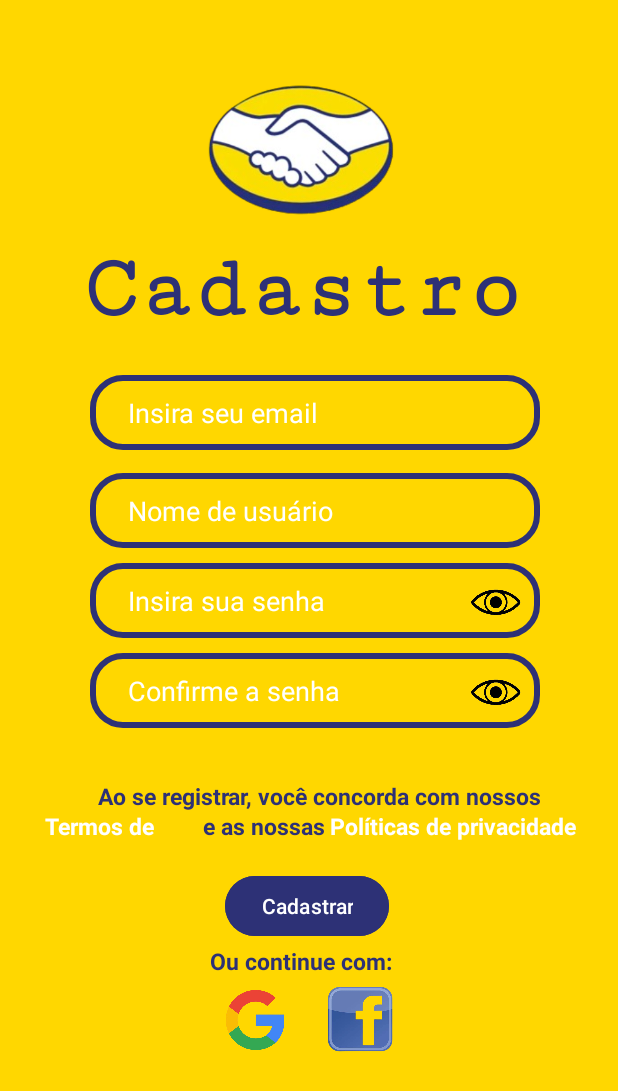
After one commit to lanninha/App23-07, an Android app: the Cadastro screen opened directly, with no data from a screen before it, on a phone screen of 412 x 824 dp. The commit adds this screen. Shown: the top 1091 px of the screen. Run offline under Robolectric (Android 15) with nearby library versions, the phone set to English and light mode, and no system bars.

Commit message:
Funcionalidades adicionadas

```diff
--- /dev/null
+++ b/app/src/main/java/com/example/dia11/Cadastro.kt
@@ -0,0 +1,123 @@
+package com.example.dia11
+
+import android.graphics.Color
+import android.os.Bundle
+import android.text.method.HideReturnsTransformationMethod
+import android.text.method.PasswordTransformationMethod
+import android.util.Patterns
+import android.widget.Button
+import android.widget.EditText
+import android.widget.ImageView
+import android.widget.Toast
+import androidx.appcompat.app.AppCompatActivity
+import java.io.File
+import java.io.IOException
+import java.time.LocalDateTime
+
+class Cadastro : AppCompatActivity() {
+
+    private lateinit var inserirEmail: EditText
+    private lateinit var inserirSenha: EditText
+    private lateinit var inserirNome: EditText
+    private lateinit var botaoCadastrar: Button
+    private lateinit var textoSenha1: EditText
+    private lateinit var textoSenha2: EditText
+    private lateinit var imagemMostrarSenha1: ImageView
+    private lateinit var imagemMostarSenha2 : ImageView
+
+    private var senhaVisivel1:Boolean = false
+    private var senhaVisivel2:Boolean = false
+
+    override fun onCreate(savedInstanceState: Bundle?) {
+        super.onCreate(savedInstanceState)
+        setContentView(R.layout.activity_cadastro)
+
+        supportActionBar?.hide()
+        window.statusBarColor = Color.parseColor("#2D3176")
+
+        textoSenha1 = findViewById(R.id.senhaCadastro)
+        imagemMostrarSenha1 = findViewById(R.id.olho_aberto1)
+        textoSenha2 = findViewById(R.id.senhaCadastro2)
+        imagemMostarSenha2 = findViewById(R.id.olho_aberto2)
+
+        imagemMostrarSenha1.setOnClickListener {
+            senhaVisivel1 = !senhaVisivel1
+            alternarVisibilidadeSenha(textoSenha1,imagemMostrarSenha1,senhaVisivel1)
+        }
+
+        imagemMostarSenha2.setOnClickListener {
+            senhaVisivel2 = !senhaVisivel2
+            alternarVisibilidadeSenha(textoSenha2 , imagemMostarSenha2,senhaVisivel2)
+        }
+
+
+        inserirEmail = findViewById(R.id.emailCadastro)
+        inserirSenha = findViewById(R.id.senhaCadastro)
+        inserirNome = findViewById(R.id.nomeUsario)
+        botaoCadastrar = findViewById(R.id.cadastrar)
+
+        botaoCadastrar.setOnClickListener {
+            val email = inserirEmail.text.toString().trim()
+            val senha = inserirSenha.text.toString().trim()
+            val nome = inserirNome.text.toString().trim()
+
+            if (email.isEmpty() || senha.isEmpty() || nome.isEmpty()) {
+                Toast.makeText(this, "Por favor, preencha todos os campos.", Toast.LENGTH_SHORT)
+                    .show()
+                return@setOnClickListener
+            }
+
+            if (!isValidEmail(email)) {
+                Toast.makeText(this, "Email inválido.", Toast.LENGTH_SHORT).show()
+                return@setOnClickListener
+            }
+            cadastrarUsuario(email, senha, nome)
+        }
+    }
+
+    private fun cadastrarUsuario(email: String, senha: String, nome: String) {
+        val file = File(filesDir, "usuarios.txt")
+
+        try {
+            if (file.exists()) {
+                if (file.readLines().any { it.split(",").getOrNull(0) == email }) {
+                    Toast.makeText(
+                        this,
+                        "Usuário com este email já cadastrado.",
+                        Toast.LENGTH_SHORT
+                    ).show()
+                    return
+                }
+            }
+
+            file.appendText("$email,$senha,$nome\n")
+            Toast.makeText(this, "Usuário cadastrado com sucesso.", Toast.LENGTH_SHORT).show()
+
+            inserirEmail.text.clear()
+            inserirSenha.text.clear()
+            inserirNome.text.clear()
+
+        } catch (e: IOException) {
+            Toast.makeText(this, "Erro ao cadastrar usuário.", Toast.LENGTH_SHORT).show()
+            e.printStackTrace()
+        }
+    }
+
+    private fun isValidEmail(email: String): Boolean {
+        return Patterns.EMAIL_ADDRESS.matcher(email).matches()
+    }
+
+    private fun alternarVisibilidadeSenha(textoSenha :EditText, imagemMostrarSenha: ImageView, senhaVisivel:Boolean) {
+        if (senhaVisivel) {
+            // Mostrar senha
+            textoSenha.transformationMethod = HideReturnsTransformationMethod.getInstance()
+            imagemMostrarSenha.setImageResource(R.drawable.olho_aberto)
+        } else {
+            // Esconder senha
+            textoSenha.transformationMethod = PasswordTransformationMethod.getInstance()
+            imagemMostrarSenha.setImageResource(R.drawable.olho_fechado)
+        }
+
+        textoSenha.setSelection(textoSenha.text.length)
+    }
+}
--- a/app/src/main/java/com/example/dia11/MainActivity.kt
+++ b/app/src/main/java/com/example/dia11/MainActivity.kt
@@ -27,7 +27,7 @@ class MainActivity : AppCompatActivity() {
 
         setContentView(R.layout.activity_main)
         Handler(Looper.getMainLooper()).postDelayed({
-            val intent = Intent(this,SegundaTela ::class.java)
+            val intent = Intent(this,Login ::class.java)
             startActivity(intent)
             finish()
         }, 3000)
--- /dev/null
+++ b/app/src/main/java/com/example/dia11/User.kt
@@ -0,0 +1,3 @@
+package com.example.dia11
+
+data class Usuario(val email: String, val senha: String, val nome: String)
--- /dev/null
+++ b/app/src/main/res/layout/activity_cadastro.xml
@@ -0,0 +1,179 @@
+<?xml version="1.0" encoding="utf-8"?>
+<RelativeLayout xmlns:android="http://schemas.android.com/apk/res/android"
+    xmlns:app="http://schemas.android.com/apk/res-auto"
+    xmlns:tools="http://schemas.android.com/tools"
+    android:id="@+id/main"
+    android:layout_width="match_parent"
+    android:layout_height="match_parent"
+    android:background="@color/AmareloDinâmico"
+    tools:context=".Cadastro">
+
+    <ImageView
+        android:id="@+id/logo"
+        android:layout_width="400dp"
+        android:layout_height="500dp"
+        android:layout_marginTop="-150dp"
+        android:src="@drawable/logo_app" />
+
+    <TextView
+        android:layout_width="wrap_content"
+        android:layout_height="wrap_content"
+        android:text="Cadastro"
+        android:textSize="60dp"
+        android:fontFamily="serif-monospace"
+        android:layout_marginTop="160dp"
+        android:layout_marginStart="55dp"
+        android:textStyle="bold"
+        android:textColor="@color/Azul"/>
+
+    <EditText
+        android:id="@+id/emailCadastro"
+        android:layout_width="300dp"
+        android:layout_height="50dp"
+        android:background="@drawable/quadrado"
+        android:ems="10"
+        android:paddingLeft="25dp"
+        android:hint="Insira seu email"
+        android:textColorHint="@color/Branco"
+        android:layout_marginTop="250dp"
+        android:layout_marginStart="60dp"
+        android:inputType="textEmailAddress"/>
+
+    <EditText
+        android:id="@+id/nomeUsario"
+        android:layout_width="300dp"
+        android:layout_height="50dp"
+        android:ems="10"
+        android:paddingLeft="25dp"
+        android:textColorHint="@color/Branco"
+        android:background="@drawable/quadrado"
+        android:hint="Nome de usuário"
+        android:layout_marginTop="315dp"
+        android:layout_marginStart="60dp"
+        android:inputType="text"/>
+
+    <EditText
+        android:id="@+id/senhaCadastro"
+        android:layout_width="300dp"
+        android:layout_height="50dp"
+        android:textColorHint="@color/Branco"
+        android:ems="10"
+        android:paddingLeft="25dp"
+        android:hint="Insira sua senha"
+        android:background="@drawable/quadrado"
+        android:layout_marginTop="375dp"
+        android:layout_marginStart="60dp"
+        android:inputType="textPassword" />
+
+    <EditText
+        android:id="@+id/senhaCadastro2"
+        android:layout_width="300dp"
+        android:layout_height="50dp"
+        android:textColorHint="@color/Branco"
+        android:ems="10"
+        android:paddingLeft="25dp"
+        android:hint="Confirme a senha"
+        android:background="@drawable/quadrado"
+        android:layout_marginTop="435dp"
+        android:layout_marginStart="60dp"
+        android:inputType="textPassword" />
+
+    <ImageView
+        android:layout_width="40dp"
+        android:layout_height="40dp"
+        android:src="@drawable/olho_aberto"
+        android:layout_marginStart="312dp"
+        android:layout_marginTop="382dp"
+        android:id="@+id/olho_aberto1"/>
+
+    <ImageView
+        android:layout_width="40dp"
+        android:layout_height="40dp"
+        android:src="@drawable/olho_aberto"
+        android:layout_marginStart="312dp"
+        android:layout_marginTop="442dp"
+        android:id="@+id/olho_aberto2"/>
+
+    <TextView
+        android:id="@+id/aceitar"
+        android:layout_width="300dp"
+        android:layout_height="20dp"
+        android:text="Ao se registrar, você concorda com nossos "
+        android:textColor="@color/Azul"
+        android:textSize="15dp"
+        android:textStyle="bold"
+        android:layout_marginLeft="65dp"
+        android:layout_marginTop="520dp"/>
+
+    <TextView
+        android:id="@+id/termos"
+        android:layout_width="100dp"
+        android:layout_height="20dp"
+        android:text="Termos de uso"
+        android:textColor="@color/Branco"
+        android:textSize="15dp"
+        android:textStyle="bold"
+        android:layout_marginLeft="30dp"
+        android:layout_marginTop="540dp"/>
+
+
+    <TextView
+        android:id="@+id/nossa"
+        android:layout_width="100dp"
+        android:layout_height="20dp"
+        android:text="e as nossas"
+        android:textColor="@color/Azul"
+        android:textSize="15dp"
+        android:textStyle="bold"
+        android:layout_marginLeft="135dp"
+        android:layout_marginTop="540dp"/>
+
+
+    <TextView
+        android:id="@+id/politica"
+        android:layout_width="300dp"
+        android:layout_height="20dp"
+        android:text="Políticas de privacidade"
+        android:textColor="@color/Branco"
+        android:textSize="15dp"
+        android:textStyle="bold"
+        android:layout_marginLeft="220dp"
+        android:layout_marginTop="540dp"/>
+
+    <Button
+        android:id="@+id/cadastrar"
+        android:layout_width="wrap_content"
+        android:layout_height="wrap_content"
+        android:layout_marginLeft="150dp"
+        android:layout_marginTop="580dp"
+        android:backgroundTint="@color/Azul"
+        android:text="Cadastrar"/>
+
+    <TextView
+        android:id="@+id/opcao"
+        android:layout_width="130dp"
+        android:layout_height="20dp"
+        android:layout_marginLeft="140dp"
+        android:layout_marginTop="630dp"
+        android:text="Ou continue com: "
+        android:textColor="@color/Azul"
+        android:textSize="15dp"
+        android:textStyle="bold" />
+
+    <ImageView
+        android:id="@+id/facebook_icon"
+        android:layout_width="60dp"
+        android:layout_height="60dp"
+        android:layout_marginStart="210dp"
+        android:layout_marginTop="650dp"
+        app:srcCompat="@drawable/facebook_icon" />
+
+    <ImageView
+        android:layout_width="60dp"
+        android:layout_height="40dp"
+        android:layout_marginStart="140dp"
+        android:layout_marginTop="660dp"
+        android:src="@drawable/google_icon" />
+
+
+</RelativeLayout>
--- a/app/src/main/res/layout/activity_home.xml
+++ b/app/src/main/res/layout/activity_home.xml
@@ -1,10 +1,12 @@
 <?xml version="1.0" encoding="utf-8"?>
-<androidx.constraintlayout.widget.ConstraintLayout xmlns:android="http://schemas.android.com/apk/res/android"
+<RelativeLayout xmlns:android="http://schemas.android.com/apk/res/android"
     xmlns:app="http://schemas.android.com/apk/res-auto"
     xmlns:tools="http://schemas.android.com/tools"
     android:id="@+id/main"
     android:layout_width="match_parent"
     android:layout_height="match_parent"
+    android:background="@color/AmareloDinâmico"
     tools:context=".Home">
 
-</androidx.constraintlayout.widget.ConstraintLayout>
+
+</RelativeLayout>
--- a/app/src/main/res/values/colors.xml
+++ b/app/src/main/res/values/colors.xml
@@ -7,4 +7,5 @@
     <color name="Cinza">#EFEFEF</color>
     <color name="Branco">#FFFFFF</color>
     <color name="Preto">#333333</color>
+    <color name="Vermelho">#F44366</color>
 </resources>
```
Also changed, not shown: app/src/main/AndroidManifest.xml (+9 -0 lines), app/src/main/java/com/example/dia11/Login.kt (+100 -21 lines), app/src/main/res/layout/activity_login.xml (+25 -4 lines), 1 other file.
